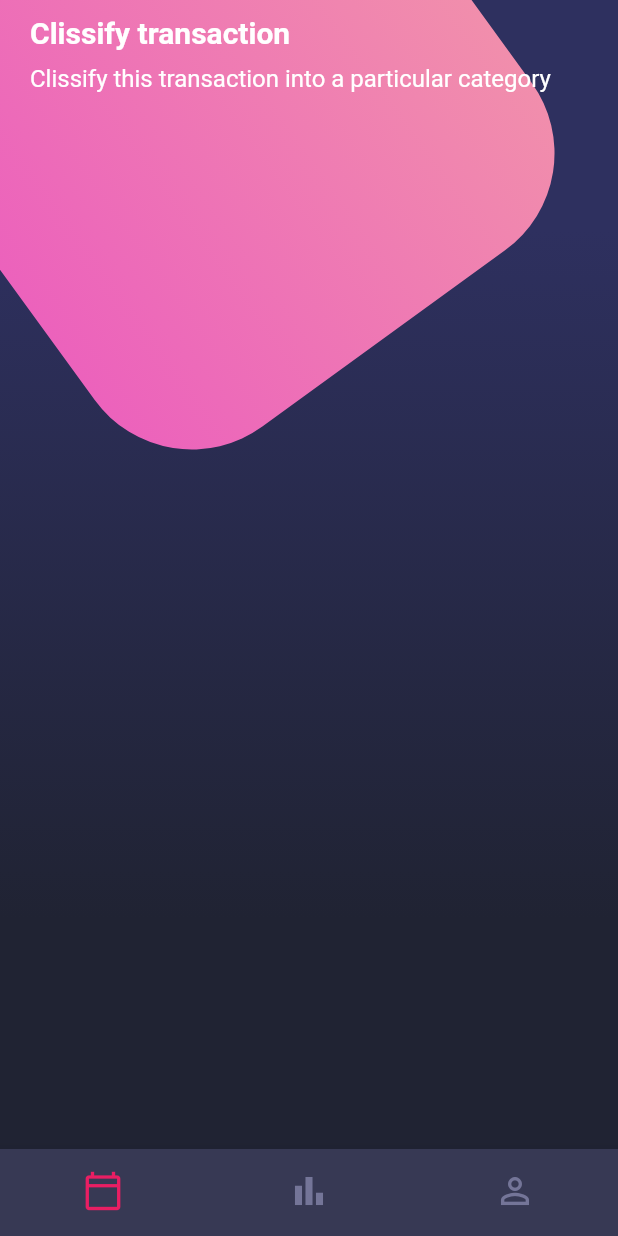
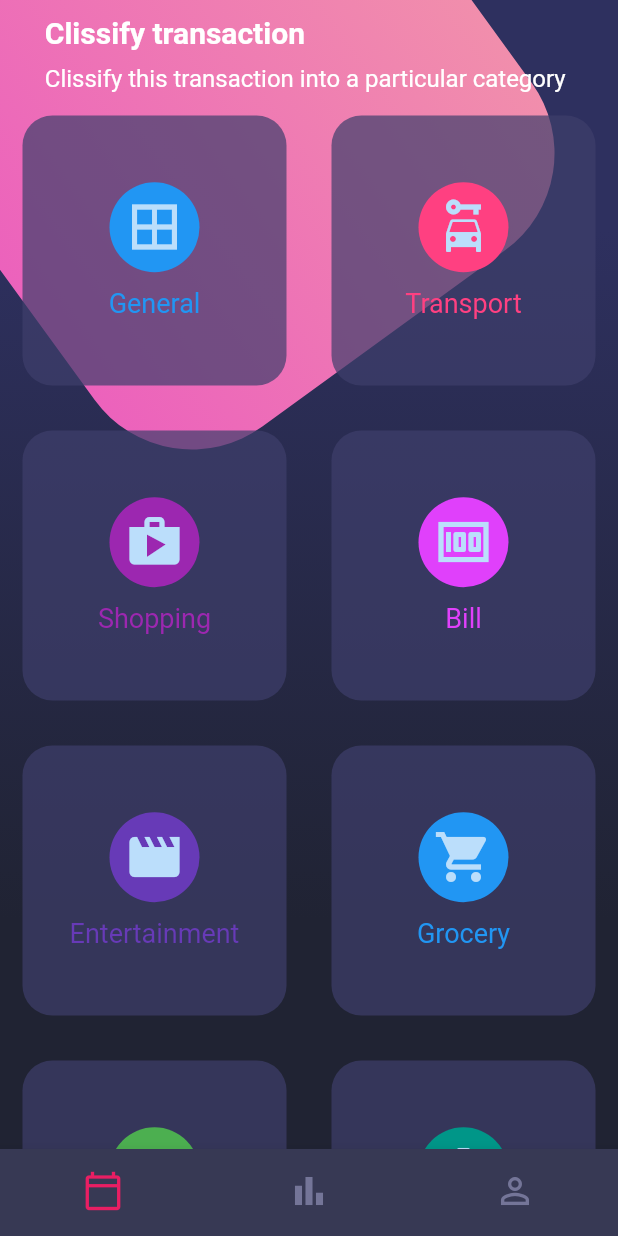
Before and after one commit to a-tiny-developer/layouts_flutter, a Flutter app: the screen it shows after launch, on a phone screen of 412 x 824 dp. Run offline on Flutter 3.47's test engine with Material 2 defaults, Android fonts, the phone set to English and light mode, and no system bars.

Commit message:
table and tablerow

```diff
--- a/lib/screens/home_screen.dart
+++ b/lib/screens/home_screen.dart
@@ -26,10 +26,12 @@ class _HomeBody extends StatelessWidget {
   @override
   Widget build(BuildContext context) {
     return SingleChildScrollView(
+      physics: const BouncingScrollPhysics(),
       child: Column(
         children: const [
           // Titles
           PageTitle(),
+          CardTable(),
         ],
       ),
     );
--- /dev/null
+++ b/lib/widgets/card_table.dart
@@ -0,0 +1,117 @@
+import 'package:flutter/material.dart';
+
+class CardTable extends StatelessWidget {
+  const CardTable({Key? key}) : super(key: key);
+
+  @override
+  Widget build(BuildContext context) {
+    return Table(
+      children: const [
+        TableRow(
+          children: [
+            _SingleCard(
+              color: Colors.blue,
+              icon: Icons.border_all,
+              text: 'General',
+            ),
+            _SingleCard(
+              color: Colors.pinkAccent,
+              icon: Icons.car_rental,
+              text: 'Transport',
+            ),
+          ],
+        ),
+        TableRow(
+          children: [
+            _SingleCard(
+              color: Colors.purple,
+              icon: Icons.shop,
+              text: 'Shopping',
+            ),
+            _SingleCard(
+              color: Colors.purpleAccent,
+              icon: Icons.money,
+              text: 'Bill',
+            ),
+          ],
+        ),
+        TableRow(
+          children: [
+            _SingleCard(
+              color: Colors.deepPurple,
+              icon: Icons.movie,
+              text: 'Entertainment',
+            ),
+            _SingleCard(
+              color: Colors.blue,
+              icon: Icons.local_grocery_store,
+              text: 'Grocery',
+            ),
+          ],
+        ),
+        TableRow(
+          children: [
+            _SingleCard(
+              color: Colors.green,
+              icon: Icons.other_houses,
+              text: 'Others',
+            ),
+            _SingleCard(
+              color: Colors.teal,
+              icon: Icons.settings,
+              text: 'Settings',
+            ),
+          ],
+        ),
+      ],
+    );
+  }
+}
+
+class _SingleCard extends StatelessWidget {
+  const _SingleCard({
+    Key? key,
+    required this.icon,
+    required this.color,
+    required this.text,
+  }) : super(key: key);
+
+  final IconData icon;
+  final Color color;
+  final String text;
+
+  @override
+  Widget build(BuildContext context) {
+    return Container(
+      margin: const EdgeInsets.all(15),
+      height: 180,
+      decoration: BoxDecoration(
+        color: const Color.fromRGBO(62, 62, 107, 0.7),
+        borderRadius: BorderRadius.circular(20),
+      ),
+      child: Column(
+        mainAxisAlignment: MainAxisAlignment.center,
+        children: [
+          CircleAvatar(
+            backgroundColor: color,
+            child: Icon(
+              icon,
+              size: 40,
+            ),
+            radius: 30,
+          ),
+          const SizedBox(
+            height: 10,
+          ),
+          Text(
+            text,
+            style: TextStyle(
+              color: color,
+              fontSize: 18,
+            ),
+          ),
+        ],
+      ),
+    );
+  }
+}
--- a/lib/widgets/widgets.dart
+++ b/lib/widgets/widgets.dart
@@ -1,5 +1,6 @@
 export 'background.dart';
 export 'button_selection.dart';
+export 'card_table.dart';
 export 'custom_bottom_navigator.dart';
 export 'description.dart';
 export 'page_title.dart';
```
